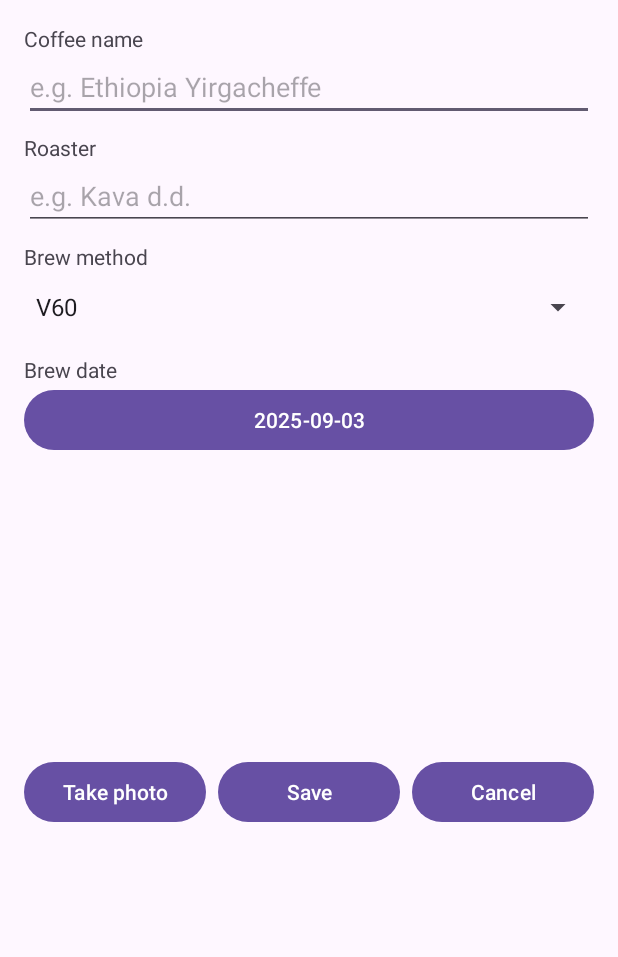
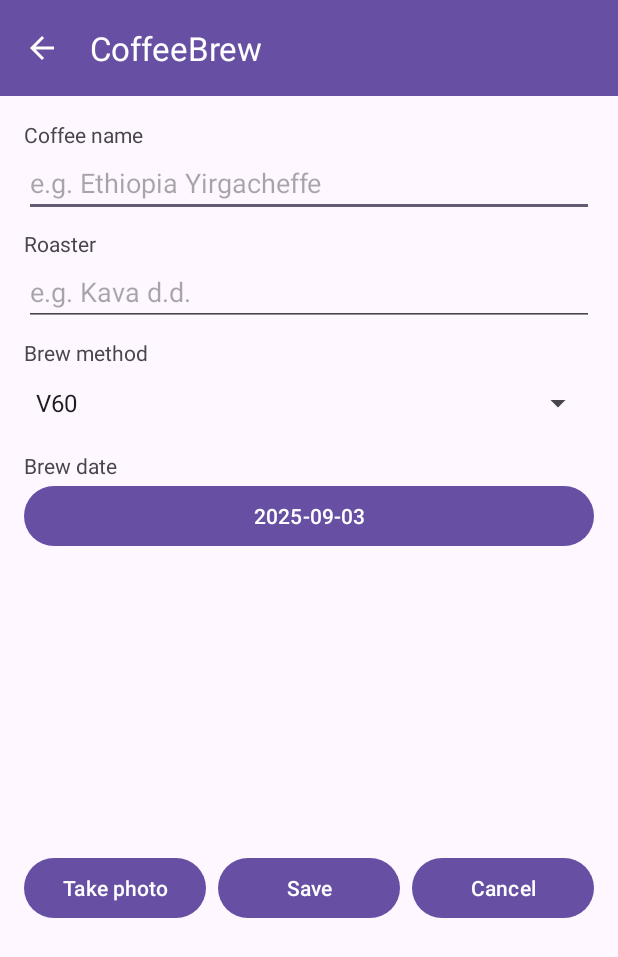
Before and after one commit to lauramartinovic/CoffeeBrew, an Android app: the EditActivity screen opened directly, with no data from a screen before it, after a tap on "Take photo", on a phone screen of 412 x 824 dp. Shown: the top 957 px of the screen. Run offline under Robolectric (Android 15) with nearby library versions, the phone set to English and light mode, and no system bars.

Commit message:
popravljen edit, dodan delete kao fizicki gumb

```diff
--- a/app/src/main/java/org/unizd/rma/martinovic/ui/CoffeeViewModel.kt
+++ b/app/src/main/java/org/unizd/rma/martinovic/ui/CoffeeViewModel.kt
@@ -35,6 +35,10 @@ class CoffeeViewModel(app: Application) : AndroidViewModel(app) {
         if (id == null || id == 0L) repo.add(item) else repo.update(item)
     }
 
+
+    suspend fun findOnce(id: Long) = repo.find(id)
+
+
     fun delete(item: CoffeeBrew) = viewModelScope.launch {
         repo.delete(item)
     }
--- a/app/src/main/java/org/unizd/rma/martinovic/ui/EditActivity.kt
+++ b/app/src/main/java/org/unizd/rma/martinovic/ui/EditActivity.kt
@@ -3,11 +3,15 @@ package org.unizd.rma.martinovic.ui
 import android.app.DatePickerDialog
 import android.net.Uri
 import android.os.Bundle
+import android.view.View
+import android.widget.ArrayAdapter
+import android.widget.Toast
 import androidx.activity.result.contract.ActivityResultContracts
 import androidx.activity.viewModels
 import androidx.appcompat.app.AlertDialog
 import androidx.appcompat.app.AppCompatActivity
 import androidx.core.content.FileProvider
+import androidx.lifecycle.lifecycleScope
 import coil.load
 import org.unizd.rma.martinovic.databinding.ActivityEditBinding
 import java.io.File
@@ -22,6 +26,8 @@ class EditActivity : AppCompatActivity() {
         const val EXTRA_ID = "id"
         private val METHODS = arrayOf("V60", "Aeropress", "French Press", "Espresso", "Moka")
         private const val AUTH = "org.unizd.rma.martinovic.fileprovider"
+        private val DATE_FMT = SimpleDateFormat("yyyy-MM-dd", Locale.getDefault())
+        private val FILE_FMT = SimpleDateFormat("yyyyMMdd_HHmmss", Locale.getDefault())
     }
 
     private lateinit var b: ActivityEditBinding
@@ -31,18 +37,17 @@ class EditActivity : AppCompatActivity() {
     private var pickedDate: Date = Date()
     private var pickedUri: String = ""
 
-    private val df = SimpleDateFormat("yyyy-MM-dd", Locale.getDefault())
-
-
+    // Kamera
     private var cameraOutputUri: Uri? = null
-    private val takePicture = registerForActivityResult(ActivityResultContracts.TakePicture()) { success ->
-        if (success) {
-            cameraOutputUri?.let { uri ->
-                pickedUri = uri.toString()
-                b.imgPreview.load(uri)
+    private val takePicture =
+        registerForActivityResult(ActivityResultContracts.TakePicture()) { success ->
+            if (success) {
+                cameraOutputUri?.let { uri ->
+                    pickedUri = uri.toString()
+                    b.imgPreview.load(uri)
+                }
             }
         }
-    }
 
     override fun onCreate(savedInstanceState: Bundle?) {
         super.onCreate(savedInstanceState)
@@ -50,17 +55,19 @@ class EditActivity : AppCompatActivity() {
         setContentView(b.root)
 
 
-        b.spnMethod.adapter = android.widget.ArrayAdapter(
+        setSupportActionBar(b.toolbar)
+        supportActionBar?.setDisplayHomeAsUpEnabled(true)
+        b.toolbar.setNavigationOnClickListener { finish() }
+
+
+        b.spnMethod.adapter = ArrayAdapter(
             this,
             android.R.layout.simple_spinner_dropdown_item,
             METHODS
         )
 
 
-        currentId = intent.getLongExtra(EXTRA_ID, 0L).takeIf { it != 0L }
-
-
-        b.btnPickDate.text = df.format(pickedDate)
+        b.btnPickDate.text = DATE_FMT.format(pickedDate)
         b.btnPickDate.setOnClickListener {
             val cal = Calendar.getInstance().apply { time = pickedDate }
             DatePickerDialog(
@@ -68,7 +75,7 @@ class EditActivity : AppCompatActivity() {
                 { _, y, m, d ->
                     cal.set(y, m, d, 0, 0, 0)
                     pickedDate = cal.time
-                    b.btnPickDate.text = df.format(pickedDate)
+                    b.btnPickDate.text = DATE_FMT.format(pickedDate)
                 },
                 cal.get(Calendar.YEAR),
                 cal.get(Calendar.MONTH),
@@ -76,15 +83,45 @@ class EditActivity : AppCompatActivity() {
             ).show()
         }
 
-        // Kamera (obavezna umjesto galerije)
+        // Kamera
         b.btnTakePhoto.setOnClickListener {
             cameraOutputUri = createImageUri()
-            cameraOutputUri?.let { uri ->
-                takePicture.launch(uri)
-            } ?: toast("Cannot create image file")
+            cameraOutputUri?.let(takePicture::launch)
+                ?: toast("Cannot create image file")
         }
 
 
+        currentId = intent.getLongExtra(EXTRA_ID, 0L).takeIf { it != 0L }
+        if (currentId != null) {
+            b.btnDelete.visibility = View.VISIBLE
+
+            // Učitaj iz baze i popuni polja
+            lifecycleScope.launchWhenStarted {
+                val item = vm.findOnce(currentId!!)
+                if (item != null) {
+                    b.edtName.setText(item.coffeeName)
+                    b.edtRoaster.setText(item.roaster)
+                    b.spnMethod.setSelection(
+                        METHODS.indexOf(item.brewMethod).coerceAtLeast(0)
+                    )
+                    pickedDate = item.brewDate
+                    b.btnPickDate.text = DATE_FMT.format(pickedDate)
+                    pickedUri = item.photoUri
+                    if (pickedUri.isNotBlank()) {
+                        b.imgPreview.load(Uri.parse(pickedUri))
+                    } else {
+                        b.imgPreview.setImageDrawable(null)
+                    }
+                } else {
+
+                    b.btnDelete.visibility = View.GONE
+                }
+            }
+        } else {
+            b.btnDelete.visibility = View.GONE
+        }
+
+        // Save (Create/Update)
         b.btnSave.setOnClickListener {
             val name = b.edtName.text.toString().trim()
             val roaster = b.edtRoaster.text.toString().trim()
@@ -94,7 +131,6 @@ class EditActivity : AppCompatActivity() {
                 toast("Name and Roaster are required")
                 return@setOnClickListener
             }
-
             if (pickedUri.isBlank()) {
                 toast("Please take a photo")
                 return@setOnClickListener
@@ -104,15 +140,15 @@ class EditActivity : AppCompatActivity() {
             finish()
         }
 
+        // Cancel
+        b.btnCancel.setOnClickListener { finish() }
 
-        b.btnCancel.setOnClickListener {
-            finish()
-        }
+        // Delete s potvrdom
         b.btnDelete.setOnClickListener {
             val id = currentId ?: return@setOnClickListener
-            val item = vm.list.value.firstOrNull { it.id == id }
-            if (item != null) {
-                AlertDialog.Builder(this)
+            lifecycleScope.launchWhenStarted {
+                val item = vm.findOnce(id) ?: return@launchWhenStarted
+                AlertDialog.Builder(this@EditActivity)
                     .setTitle("Delete")
                     .setMessage("Delete this coffee brew?")
                     .setPositiveButton("Delete") { _, _ ->
@@ -123,27 +159,15 @@ class EditActivity : AppCompatActivity() {
                     .show()
             }
         }
-
-
-        currentId?.let { id ->
-            val item = vm.list.value.firstOrNull { it.id == id }
-            if (item != null) {
-                b.edtName.setText(item.coffeeName)
-                b.edtRoaster.setText(item.roaster)
-                b.spnMethod.setSelection(METHODS.indexOf(item.brewMethod).coerceAtLeast(0))
-                pickedDate = item.brewDate
-                b.btnPickDate.text = df.format(pickedDate)
-                pickedUri = item.photoUri
-                if (pickedUri.isNotBlank()) b.imgPreview.load(Uri.parse(pickedUri))
-                b.btnDelete.visibility = android.view.View.VISIBLE
-            }
-        }
     }
 
+    override fun onSupportNavigateUp(): Boolean {
+        finish()
+        return true
+    }
 
     private fun createImageUri(): Uri? = try {
-        val time = SimpleDateFormat("yyyyMMdd_HHmmss", Locale.getDefault()).format(Date())
-        val fileName = "coffee_$time.jpg"
+        val fileName = "coffee_${FILE_FMT.format(Date())}.jpg"
         val dir = getExternalFilesDir(android.os.Environment.DIRECTORY_PICTURES)
         if (dir?.exists() != true) dir?.mkdirs()
         val imageFile = File(dir, fileName)
@@ -154,5 +178,5 @@ class EditActivity : AppCompatActivity() {
     }
 
     private fun toast(msg: String) =
-        android.widget.Toast.makeText(this, msg, android.widget.Toast.LENGTH_SHORT).show()
+        Toast.makeText(this, msg, Toast.LENGTH_SHORT).show()
 }
--- a/app/src/main/res/layout/activity_edit.xml
+++ b/app/src/main/res/layout/activity_edit.xml
@@ -2,8 +2,25 @@
 <ScrollView
     xmlns:android="http://schemas.android.com/apk/res/android"
     android:layout_width="match_parent"
-    android:layout_height="match_parent">
+    android:layout_height="match_parent"
+    android:fillViewport="true">
 
+    <!-- Jedini direktni child ScrollView-a -->
+    <LinearLayout
+        android:layout_width="match_parent"
+        android:layout_height="wrap_content"
+        android:orientation="vertical">
+
+        <!-- Toolbar na vrhu -->
+        <androidx.appcompat.widget.Toolbar
+            android:id="@+id/toolbar"
+            android:layout_width="match_parent"
+            android:layout_height="?attr/actionBarSize"
+            android:background="?attr/colorPrimary"
+            android:theme="@style/ThemeOverlay.AppCompat.Dark.ActionBar"
+            android:title="Edit coffee" />
+
+        <!-- Sadržaj ekrana -->
         <LinearLayout
             android:layout_width="match_parent"
             android:layout_height="wrap_content"
@@ -103,4 +120,5 @@
                 android:layout_marginTop="8dp"
                 android:visibility="gone"/>
         </LinearLayout>
+    </LinearLayout>
 </ScrollView>
```
Lines whose indentation alone changed are shown as unchanged.
